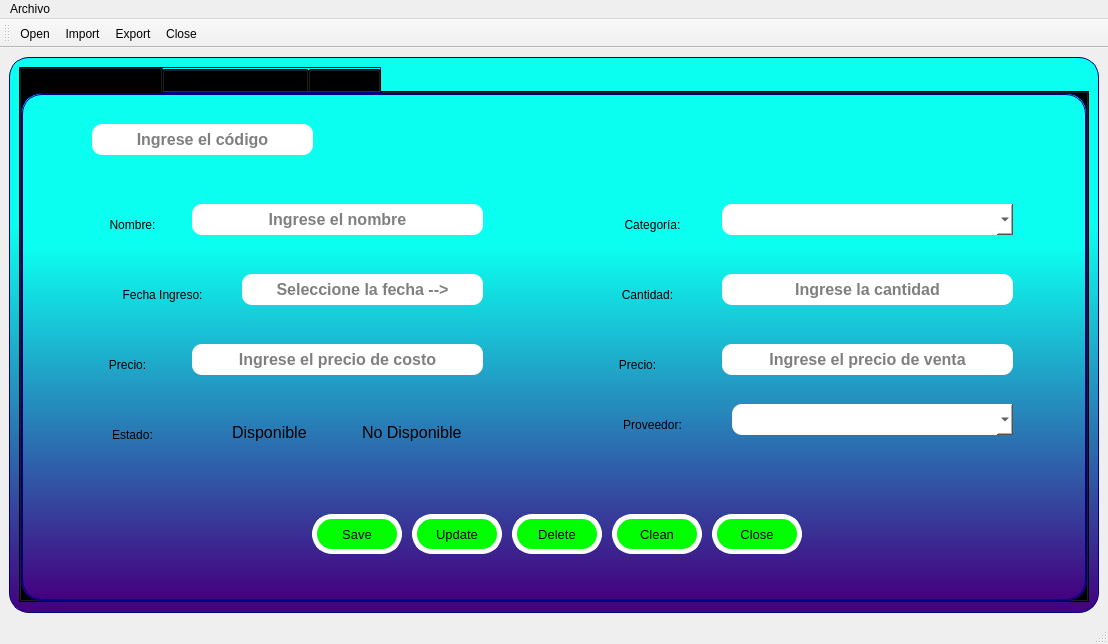
Old version of the form Desarrollo de Interfaces/FinalProject/main_form.ui in the repository LuisHL7/DAM2-3TRIM.
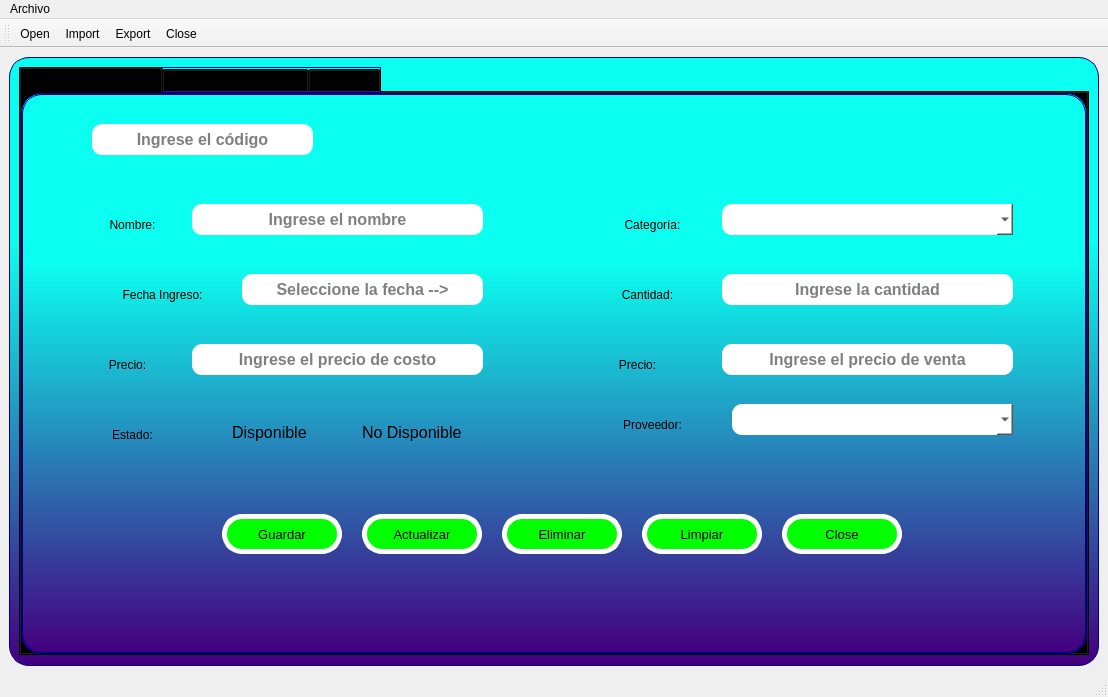
New version of the form. The open tabs and pages were chosen to show the change. Icons and pictures are not drawn.

Diff of the .ui file:
```diff
--- a/Desarrollo de Interfaces/FinalProject/main_form.ui
+++ b/Desarrollo de Interfaces/FinalProject/main_form.ui
@@ -7,7 +7,7 @@
     <x>0</x>
     <y>0</y>
     <width>1108</width>
-    <height>644</height>
+    <height>697</height>
    </rect>
   </property>
   <property name="windowTitle">
@@ -112,9 +112,9 @@
           <widget class="QPushButton" name="BtnClose">
            <property name="geometry">
             <rect>
-             <x>690</x>
+             <x>760</x>
              <y>420</y>
-             <width>90</width>
+             <width>120</width>
              <height>40</height>
             </rect>
            </property>
@@ -158,9 +158,9 @@
           <widget class="QPushButton" name="BtnDelete">
            <property name="geometry">
             <rect>
-             <x>490</x>
+             <x>480</x>
              <y>420</y>
-             <width>90</width>
+             <width>120</width>
              <height>40</height>
             </rect>
            </property>
@@ -188,7 +188,7 @@
 }</string>
            </property>
            <property name="text">
-            <string>Delete</string>
+            <string>Eliminar</string>
            </property>
            <property name="icon">
             <iconset>
@@ -204,9 +204,9 @@
           <widget class="QPushButton" name="BtnClean">
            <property name="geometry">
             <rect>
-             <x>590</x>
+             <x>620</x>
              <y>420</y>
-             <width>90</width>
+             <width>120</width>
              <height>40</height>
             </rect>
            </property>
@@ -234,7 +234,7 @@
 }</string>
            </property>
            <property name="text">
-            <string>Clean</string>
+            <string>Limpiar</string>
            </property>
            <property name="icon">
             <iconset>
@@ -250,9 +250,9 @@
           <widget class="QPushButton" name="BtnUpdate">
            <property name="geometry">
             <rect>
-             <x>390</x>
+             <x>340</x>
              <y>420</y>
-             <width>90</width>
+             <width>120</width>
              <height>40</height>
             </rect>
            </property>
@@ -280,7 +280,7 @@
 }</string>
            </property>
            <property name="text">
-            <string>Update</string>
+            <string>Actualizar</string>
            </property>
            <property name="icon">
             <iconset>
@@ -296,9 +296,9 @@
           <widget class="QPushButton" name="BtnSave">
            <property name="geometry">
             <rect>
-             <x>290</x>
+             <x>200</x>
              <y>420</y>
-             <width>90</width>
+             <width>120</width>
              <height>40</height>
             </rect>
            </property>
@@ -326,7 +326,7 @@
 }</string>
            </property>
            <property name="text">
-            <string>Save</string>
+            <string>Guardar</string>
            </property>
            <property name="icon">
             <iconset>
@@ -744,23 +744,56 @@
             </size>
            </property>
           </widget>
-          <widget class="QLabel" name="LbWelcome">
+          <widget class="QLabel" name="LbStatus">
            <property name="geometry">
             <rect>
              <x>20</x>
-             <y>480</y>
-             <width>71</width>
-             <height>16</height>
+             <y>490</y>
+             <width>991</width>
+             <height>20</height>
             </rect>
            </property>
            <property name="styleSheet">
             <string notr="true">background-color: rgba(0, 0, 0,0%);
+color: rgb(0, 255, 127);
+font: 75 10pt &quot;Arial&quot;;
 border:none</string>
            </property>
            <property name="text">
             <string/>
            </property>
           </widget>
+          <widget class="QLabel" name="LbWelcome">
+           <property name="geometry">
+            <rect>
+             <x>810</x>
+             <y>530</y>
+             <width>241</width>
+             <height>20</height>
+            </rect>
+           </property>
+           <property name="font">
+            <font>
+             <family>Arial</family>
+             <pointsize>12</pointsize>
+             <weight>9</weight>
+             <italic>false</italic>
+             <bold>false</bold>
+            </font>
+           </property>
+           <property name="styleSheet">
+            <string notr="true">background-color: rgba(0, 0, 0,0%);
+color: rgb(0, 255, 127);
+font: 75 12pt &quot;Arial&quot;;
+border:none</string>
+           </property>
+           <property name="text">
+            <string/>
+           </property>
+           <property name="alignment">
+            <set>Qt::AlignRight|Qt::AlignTrailing|Qt::AlignVCenter</set>
+           </property>
+          </widget>
          </widget>
          <widget class="QWidget" name="tab">
           <attribute name="title">
@@ -1034,7 +1067,6 @@
    </widget>
    <addaction name="menuAbrir"/>
   </widget>
-  <widget class="QStatusBar" name="statusbar"/>
   <widget class="QToolBar" name="toolBar">
    <property name="windowTitle">
     <string>toolBar</string>
@@ -1050,6 +1082,7 @@
    <addaction name="actionExport"/>
    <addaction name="actionCloseTB"/>
   </widget>
+  <widget class="QStatusBar" name="statusBar"/>
   <action name="actionOpen">
    <property name="icon">
     <iconset>
```
Left out of the diff: 78 changed lines with no effect on the pictures.
